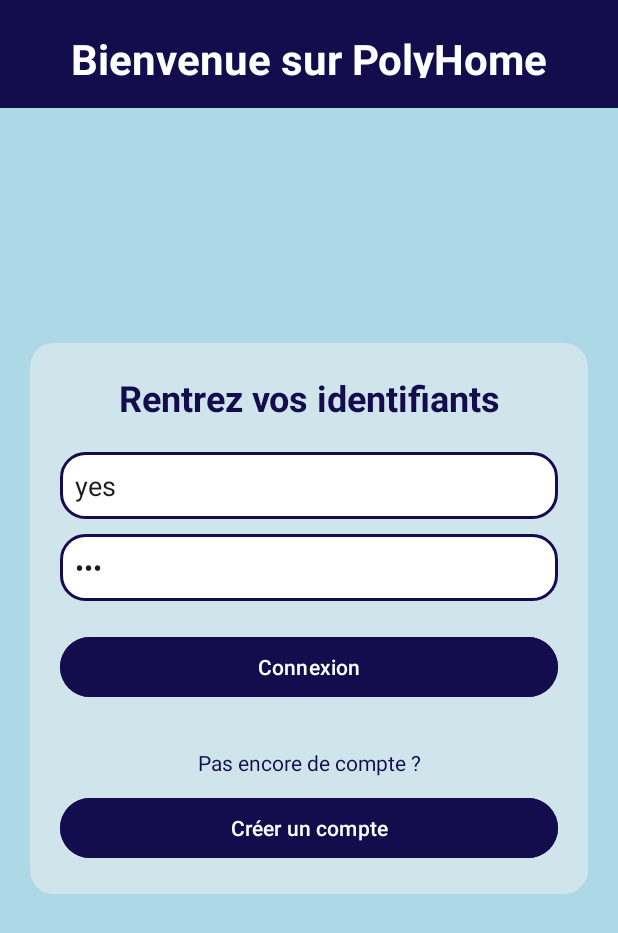
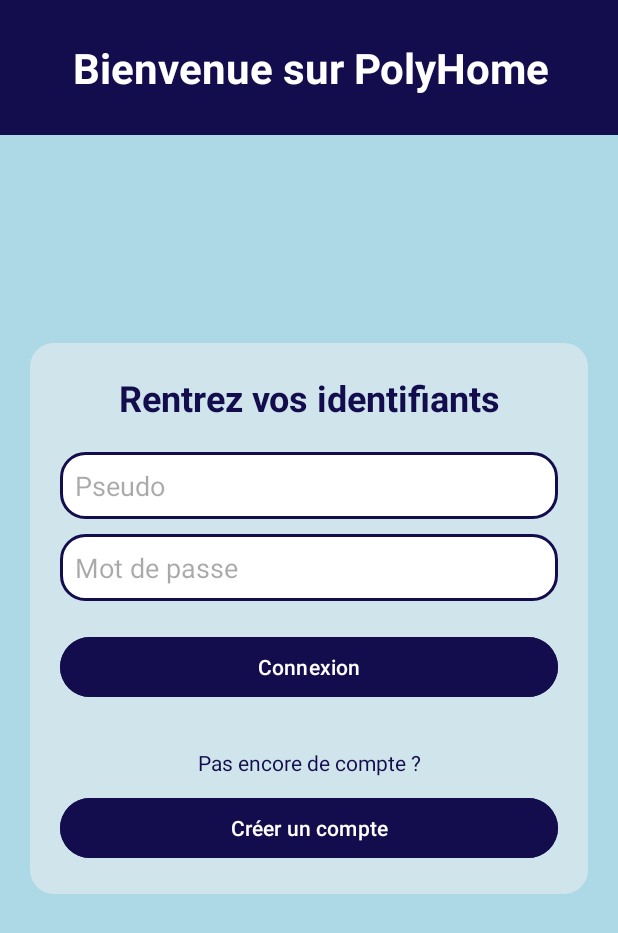
Before and after one commit to Bonnand/PolyHome, an Android app: the screen it shows after launch (LoginActivity), on a phone screen of 412 x 824 dp. Shown: the top 933 px of the screen. Run offline under Robolectric (Android 15) with nearby library versions, the phone set to English and light mode, and no system bars.

Commit message:
Add API request in loginActivity to recover the ID number of the owner house, improve esthetic of project layouts and add comments to describe functions and variables

```diff
--- a/app/src/main/AndroidManifest.xml
+++ b/app/src/main/AndroidManifest.xml
@@ -16,7 +16,7 @@
         tools:targetApi="31">
         <activity
             android:name=".House.HouseInterfaceActivity"
-            android:exported="false" />
+            android:exported="false"/>
         <activity
             android:name=".Device.DevicesListActivity"
             android:exported="false" />
--- a/app/src/main/java/com/adrien_bonnand/polyhome/House/HouseAdapter.kt
+++ b/app/src/main/java/com/adrien_bonnand/polyhome/House/HouseAdapter.kt
@@ -35,9 +35,9 @@ class HouseAdapter(
         val houseText = rowView.findViewById<TextView>(R.id.textUserLogin)
         val ownerText = rowView.findViewById<TextView>(R.id.textUserRole)
 
-        houseText.text = house.houseId.toString()
+        houseText.text = "Id: ${house.houseId}"
 
-        if (house.owner == true) {
+        if (house.owner == true) { // Permit to show the user role
             ownerText.text = "Propriétaire"
         } else {
             ownerText.text = "Membre"
--- a/app/src/main/java/com/adrien_bonnand/polyhome/Login/RegisterActivity.kt
+++ b/app/src/main/java/com/adrien_bonnand/polyhome/Login/RegisterActivity.kt
@@ -18,7 +18,7 @@ class RegisterActivity : AppCompatActivity() {
         finish();
     }
 
-    fun register(view: View){
+    public fun register(view: View){
 
         val loginText = findViewById<EditText>(R.id.registerLoginEntry);
         val passwordText = findViewById<EditText>(R.id.registerPasswordEntry);
--- a/app/src/main/res/layout/activity_houses_list.xml
+++ b/app/src/main/res/layout/activity_houses_list.xml
@@ -1,5 +1,6 @@
 <?xml version="1.0" encoding="utf-8"?>
-<androidx.constraintlayout.widget.ConstraintLayout xmlns:android="http://schemas.android.com/apk/res/android"
+<androidx.constraintlayout.widget.ConstraintLayout
+    xmlns:android="http://schemas.android.com/apk/res/android"
     xmlns:app="http://schemas.android.com/apk/res-auto"
     xmlns:tools="http://schemas.android.com/tools"
     android:layout_width="match_parent"
--- a/app/src/main/res/layout/activity_login.xml
+++ b/app/src/main/res/layout/activity_login.xml
@@ -1,5 +1,6 @@
 <?xml version="1.0" encoding="utf-8"?>
-<androidx.constraintlayout.widget.ConstraintLayout xmlns:android="http://schemas.android.com/apk/res/android"
+<androidx.constraintlayout.widget.ConstraintLayout
+    xmlns:android="http://schemas.android.com/apk/res/android"
     xmlns:app="http://schemas.android.com/apk/res-auto"
     xmlns:tools="http://schemas.android.com/tools"
     android:layout_width="match_parent"
@@ -9,15 +10,17 @@
 
     <TextView
         android:id="@+id/banner"
-        android:layout_width="412dp"
-        android:layout_height="72dp"
+        android:layout_width="415dp"
+        android:layout_height="90dp"
         android:background="#130C4D"
         android:gravity="center"
         android:padding="20dp"
         android:text="Bienvenue sur PolyHome"
         android:textColor="#FFFFFF"
         android:textSize="28sp"
-        android:textStyle="bold" />
+        android:textStyle="bold"
+        app:layout_constraintStart_toStartOf="parent"
+        app:layout_constraintTop_toTopOf="parent" />
 
     <LinearLayout
         android:id="@+id/linearLayout2"
@@ -51,10 +54,9 @@
             android:autofillHints="username"
             android:background="@drawable/rounded_edit_text"
             android:ems="10"
-            android:hint="Login"
+            android:hint="Pseudo"
             android:inputType="text"
-            android:padding="10dp"
-            android:text="yes" />
+            android:padding="10dp" />
 
         <EditText
             android:id="@+id/passwordEntry"
@@ -66,9 +68,7 @@
             android:ems="10"
             android:hint="Mot de passe"
             android:inputType="textPassword"
-            android:padding="10dp"
-            android:text="yes" />
-
+            android:padding="10dp"/>
 
         <Button
             android:id="@+id/connectBtn"
```
Also changed, not shown: app/src/main/java/com/adrien_bonnand/polyhome/House/HouseInterfaceActivity.kt (+21 -22 lines), app/src/main/java/com/adrien_bonnand/polyhome/House/HousesListActivity.kt (+7 -3 lines), app/src/main/java/com/adrien_bonnand/polyhome/Login/LoginActivity.kt (+25 -11 lines), app/src/main/res/layout/activity_house_interface.xml (+9 -16 lines), app/src/main/res/layout/activity_register.xml (+9 -6 lines), app/src/main/res/layout/show_houses.xml (+6 -6 lines), app/src/main/res/layout/show_users.xml (+5 -5 lines), app/src/main/java/com/adrien_bonnand/polyhome/toDo.txt (added). Lines whose indentation alone changed are shown as unchanged.
